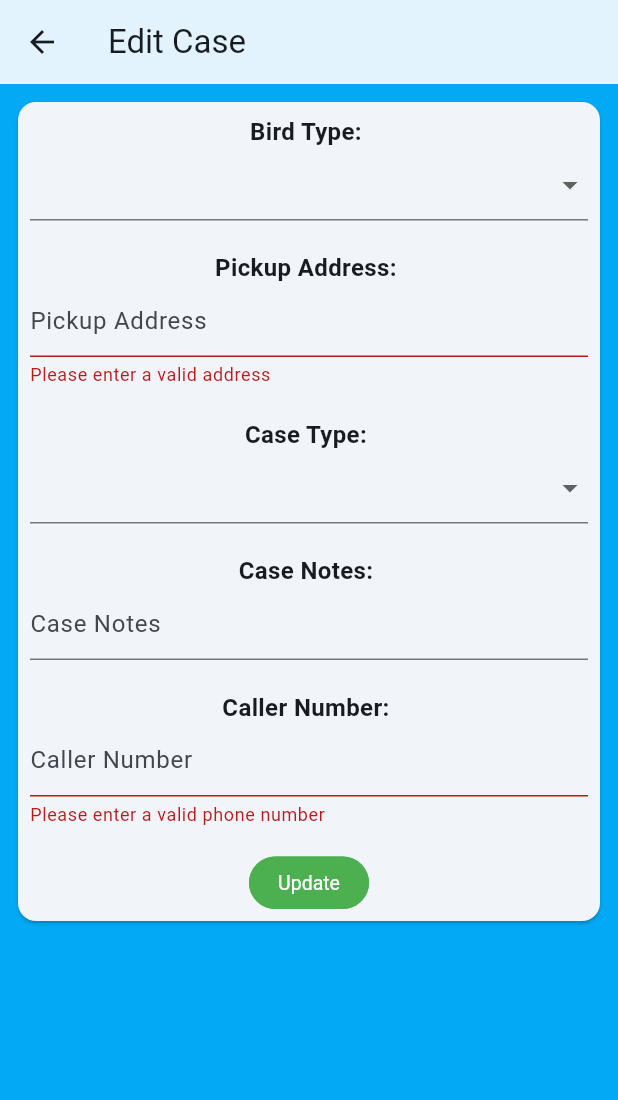
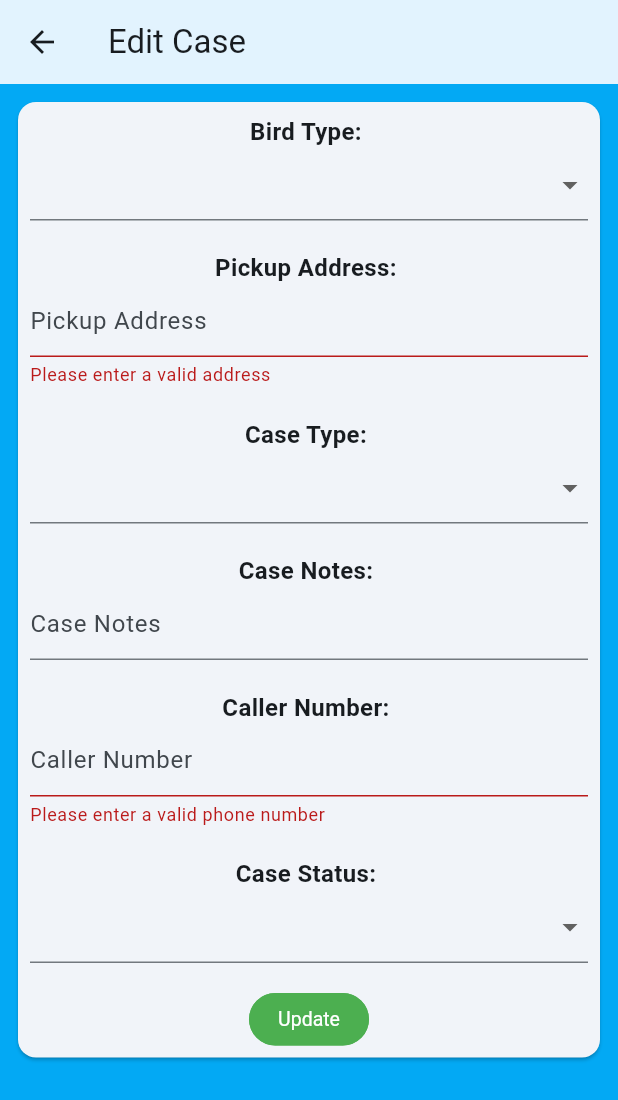
Before and after one commit to MananGandhi1810/Save-Birds-Caller-App, a Flutter app: the CaseEditFormScreen screen opened directly with empty values, after a tap on "Update", on a phone screen of 412 x 824 dp. Shown: the top 1100 px of the screen. Run offline on Flutter 3.47's test engine with Material 2 defaults, Android fonts, the phone set to English and light mode, and no system bars; drawn by our look-alikes of getwidget; our stand-ins replace cloud_firestore, firebase_auth, firebase_core, fluttertoast, google_sign_in; accounts and stored records are empty; generated files the repository leaves out were written again.

Commit message:
Allowed users to change bird status

```diff
--- a/lib/presentation/CaseEditFormScreen.dart
+++ b/lib/presentation/CaseEditFormScreen.dart
@@ -26,10 +26,12 @@ class _CaseEditFormScreenState extends State<CaseEditFormScreen> {
   final TextEditingController _caseTypeController = TextEditingController();
   final TextEditingController _caseNotesController = TextEditingController();
   final TextEditingController _callerPhoneController = TextEditingController();
+  final TextEditingController _birdStatusController = TextEditingController();
 
   @override
   void initState() {
     super.initState();
+    debugPrint(widget.birdCase.toString());
     _birdTypeController.value =
         TextEditingValue(text: widget.birdCase["birdName"]);
     _pickupAddressController.value =
@@ -40,6 +42,8 @@ class _CaseEditFormScreenState extends State<CaseEditFormScreen> {
         TextEditingValue(text: widget.birdCase["caseNotes"]);
     _callerPhoneController.value =
         TextEditingValue(text: widget.birdCase["callerPhone"]);
+    _birdStatusController.value =
+        TextEditingValue(text: widget.birdCase["birdStatus"] ?? "Unknown");
   }
 
   @override
@@ -184,6 +188,43 @@ class _CaseEditFormScreenState extends State<CaseEditFormScreen> {
                       },
                     ),
                     const Padding(padding: EdgeInsets.all(10)),
+                    const Text(
+                      "Case Status: ",
+                      style: TextStyle(
+                          fontSize: 16.0, fontWeight: FontWeight.w600),
+                    ),
+                    DropdownButtonFormField(
+                      items: const [
+                        DropdownMenuItem(
+                          value: "Unknown",
+                          child: Text("Unknown"),
+                        ),
+                        DropdownMenuItem(
+                          value: "Completed by caller",
+                          child: Text("Completed by caller"),
+                        ),
+                        DropdownMenuItem(
+                          value: "Flew away",
+                          child: Text("Flew away"),
+                        ),
+                        DropdownMenuItem(
+                          value: "Dead",
+                          child: Text("Dead"),
+                        ),
+                        DropdownMenuItem(
+                          value: "Dropped at center",
+                          child: Text("Dropped at center"),
+                        ),
+                      ],
+                      onChanged: (value) {
+                        setState(() {
+                          _birdStatusController.value =
+                              TextEditingValue(text: value.toString());
+                        });
+                      },
+                      value: widget.birdCase["birdStatus"],
+                    ),
+                    const Padding(padding: EdgeInsets.all(10)),
                     Center(
                       child: GFButton(
                         shape: GFButtonShape.pills,
@@ -195,6 +236,7 @@ class _CaseEditFormScreenState extends State<CaseEditFormScreen> {
                             "caseType": _caseTypeController.text,
                             "caseNotes": _caseNotesController.text,
                             "callerPhone": _callerPhoneController.text,
+                            "birdStatus": _birdStatusController.text,
                           });
                           if (_formKey.currentState!.validate()) {
                             debugPrint("Updating case");
--- a/lib/presentation/components/BirdCaseCard.dart
+++ b/lib/presentation/components/BirdCaseCard.dart
@@ -34,21 +34,19 @@ class _BirdCaseCardState extends State<BirdCaseCard> {
             Text(
               "Bird: ${widget.birdCase['birdName']}",
               style:
-                  const TextStyle(fontSize: 20.0, fontWeight: FontWeight.bold),
+              const TextStyle(fontSize: 20.0, fontWeight: FontWeight.bold),
             ),
-            widget.birdCase["callerName"] != ""
-                ? Text("Caller Name: ${widget.birdCase['callerName']}")
-                : Container(),
+            Text("Bird Status: ${widget.birdCase['birdStatus']}"),
             Text("Caller Number: ${widget.birdCase['callerPhone']}"),
             Text("Case Type: ${widget.birdCase['caseType']}"),
             widget.birdCase["volunteersGoing"] != 0
                 ? Text(
-                    "Volunteer Name: ${widget.birdCase['volunteer1']["name"]}${widget.birdCase['volunteer2'] != null ? ", ${widget.birdCase['volunteer2']["name"]}" : ""}",
-                    overflow: TextOverflow.ellipsis,
-                  )
+              "Volunteer Name: ${widget.birdCase['volunteer1']["name"]}${widget.birdCase['volunteer2'] != null ? ", ${widget.birdCase['volunteer2']["name"]}" : ""}",
+              overflow: TextOverflow.ellipsis,
+            )
                 : Container(),
             Text(
-              "Notes: ${widget.birdCase['caseNotes']}",
+              "Notes: ${widget.birdCase['caseNotes'] == "" ? "No notes" : widget.birdCase['caseNotes']}",
               overflow: TextOverflow.ellipsis,
             ),
             Text(
--- a/lib/presentation/components/NewCaseForm.dart
+++ b/lib/presentation/components/NewCaseForm.dart
@@ -206,6 +206,7 @@ class _NewCaseFormState extends State<NewCaseForm> {
                             debugPrint("Form validated");
                             _firestore.collection("Cases").add({
                               "birdName": _birdNameController.text,
+                              "caseStatus": "Unknown",
                               "pickupAddress": _pickupAddressController.text,
                               "pickupStatus": "Pending",
                               "caseType": _caseTypeController.text,
```
